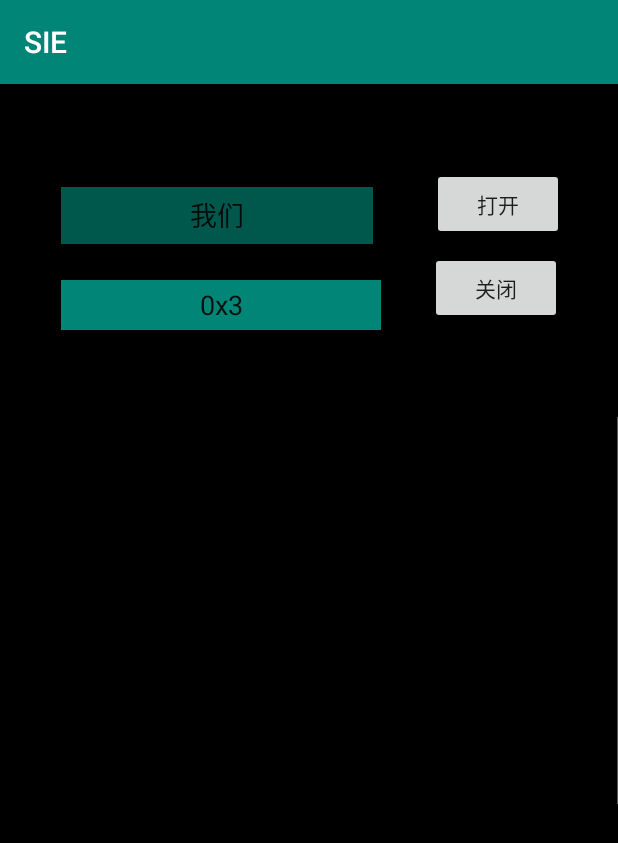
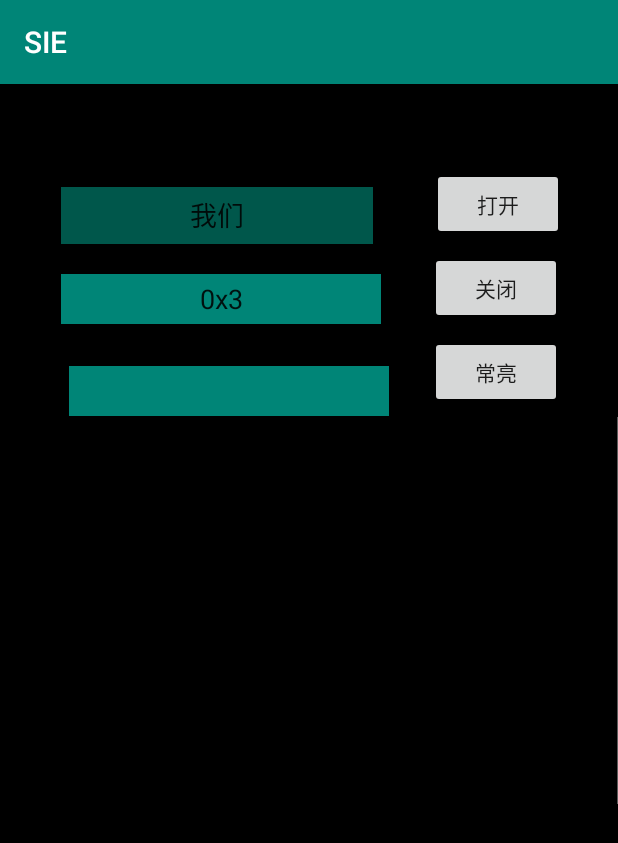
Before and after one commit to KongoHuster/SIE_SeedClass, an Android app: the screen it shows after launch (MainActivity), after a tap on "测试", on a phone screen of 412 x 824 dp. Shown: the top 843 px of the screen. Run offline under Robolectric (Android 15) with nearby library versions, the phone set to English and light mode, and no system bars; 2 other taps on this screen came first.

Commit message:
添加快速闪光灯

```diff
--- a/app/src/main/java/e/yizii/sie/MainActivity.java
+++ b/app/src/main/java/e/yizii/sie/MainActivity.java
@@ -2,6 +2,7 @@ package e.yizii.sie;
 
 import android.Manifest;
 import android.content.pm.PackageManager;
+import android.hardware.Camera;
 import android.icu.util.Measure;
 import android.os.Build;
 import android.os.Handler;
@@ -20,28 +21,31 @@ import java.io.IOException;
 import java.util.regex.Matcher;
 import java.util.regex.Pattern;
 
+import javax.crypto.spec.OAEPParameterSpec;
+
 
 public class MainActivity extends AppCompatActivity {
 
     boolean buttonSet = true;
     private static final String TAG = "MainActivity";
-    private Button button1, button2;
+    private Button button1, button2,button3;
     private ImageView imageView;
     private Boolean Stop = false;
     private EditText editText,editText3;
+    private Camera m_Camera;
+    private String Withe = "white";
+    private String Black = "black";
+    private Camera.Parameters mParameters;
+
     @Override
     protected void onCreate(Bundle savedInstanceState) {
         super.onCreate(savedInstanceState);
         setContentView(R.layout.activity_main);
 
         button1 = findViewById(R.id.button);
-        if (Build.VERSION.SDK_INT >= Build.VERSION_CODES.M) {
-            if (checkSelfPermission(Manifest.permission.CAMERA) != PackageManager.PERMISSION_GRANTED) {
-                requestPermissions(new String[] {Manifest.permission.CAMERA}, 1);
-            }
-        }
+        button2 = findViewById(R.id.button2);
+        button3 = findViewById(R.id.button3);
 
-        button2 = findViewById(R.id.button2);
         if (Build.VERSION.SDK_INT >= Build.VERSION_CODES.M) {
             if (checkSelfPermission(Manifest.permission.CAMERA) != PackageManager.PERMISSION_GRANTED) {
                 requestPermissions(new String[] {Manifest.permission.CAMERA}, 1);
@@ -98,9 +102,11 @@ public class MainActivity extends AppCompatActivity {
 
                                 for (int i = 0; i < result.length; i++) {
                                     if (result[i] == true) {
-                                        msgStr[0] = "black";
+                                        msgStr[0] = Withe;
+//                                        OpenCamera();
                                     } else {
-                                        msgStr[0] = "white";
+                                        msgStr[0] = Black;
+//                                        CloseCamera();
                                     }
                                     Message m = mHandler.obtainMessage(1, 1, 1, msgStr[0]);//构造要传递的消息
                                     mHandler.sendMessage(m);//发送消息:系统会自动调用handleMessage方法来处理消息
@@ -120,14 +126,16 @@ public class MainActivity extends AppCompatActivity {
                                         mHandler.removeMessages(0);
                                         if (arr[i][j] == true)
                                         {
-                                            msgStr[0] = "black";
+                                            msgStr[0] = Withe;
+//                                            OpenCamera();
                                         }else {
-                                            msgStr[0] = "white";
+                                            msgStr[0] = Black;
+//                                            CloseCamera();
                                         }
                                         Message m = mHandler.obtainMessage(1, 1, 1, msgStr[0]);//构造要传递的消息
                                         mHandler.sendMessage(m);//发送消息:系统会自动调用handleMessage方法来处理消息
                                         try {
-                                            Thread.sleep(25);
+                                            Thread.sleep(50);
                                         } catch (InterruptedException e) {
                                             e.printStackTrace();
                                         }
@@ -141,14 +149,16 @@ public class MainActivity extends AppCompatActivity {
 
                                 for (int i = 0; i < result.length; i++) {
                                     if (result[i] == true) {
-                                        msgStr[0] = "black";
+                                        msgStr[0] = Withe;
+//                                        OpenCamera();
                                     } else {
-                                        msgStr[0] = "white";
+                                        msgStr[0] = Black;
+//                                        CloseCamera();
                                     }
                                     Message m = mHandler.obtainMessage(1, 1, 1, msgStr[0]);//构造要传递的消息
                                     mHandler.sendMessage(m);//发送消息:系统会自动调用handleMessage方法来处理消息
                                     try {
-                                        Thread.sleep(200);
+                                        Thread.sleep(50);
                                     } catch (InterruptedException e) {
                                         e.printStackTrace();
                                     }
@@ -163,8 +173,8 @@ public class MainActivity extends AppCompatActivity {
                     }
 
                 }else {
-
                     button1.setText("打开");
+//                    CloseCamera();
                     imageView.setVisibility(View.INVISIBLE);
                     buttonSet = true;
                     Stop = true;
@@ -192,6 +202,7 @@ public class MainActivity extends AppCompatActivity {
                             buttonSet = false;
 
                             int texthead = 0x55;
+                            OpenCameraTure();
                             boolean[] result = hexToBool(texthead);
                             mHandler.removeMessages(0);
                             textHandler.removeMessages(0);
@@ -200,9 +211,12 @@ public class MainActivity extends AppCompatActivity {
 
                             for (int i = 0; i < result.length; i++) {
                                 if (result[i] == true) {
-                                    msgStr[0] = "black";
+//                                    OpenCameraTure();
+                                    OpenCamera();
+                                    msgStr[0] = Withe;
                                 } else {
-                                    msgStr[0] = "white";
+                                    msgStr[0] = Black;
+                                    CloseCamera();
                                 }
                                 Message m = mHandler.obtainMessage(1, 1, 1, msgStr[0]);//构造要传递的消息
                                 mHandler.sendMessage(m);//发送消息:系统会自动调用handleMessage方法来处理消息
@@ -224,9 +238,13 @@ public class MainActivity extends AppCompatActivity {
 
                                     for (int i = 0; i < result.length; i++) {
                                         if (result[i] == true) {
-                                            msgStr[0] = "black";
+                                            msgStr[0] = Withe;
+//                                            OpenCameraTure();
+
+                                            OpenCamera();
                                         } else {
-                                            msgStr[0] = "white";
+                                            msgStr[0] = Black;
+                                            CloseCamera();
                                         }
                                         Message m = mHandler.obtainMessage(1, 1, 1, msgStr[0]);//构造要传递的消息
                                         mHandler.sendMessage(m);//发送消息:系统会自动调用handleMessage方法来处理消息
@@ -252,9 +270,11 @@ public class MainActivity extends AppCompatActivity {
 
                             for (int i = 0; i < result.length; i++) {
                                 if (result[i] == true) {
-                                    msgStr[0] = "black";
+                                    msgStr[0] = Withe;
+                                    OpenCamera();
                                 } else {
-                                    msgStr[0] = "white";
+                                    msgStr[0] = Black;
+                                    CloseCamera();
                                 }
                                 Message m = mHandler.obtainMessage(1, 1, 1, msgStr[0]);//构造要传递的消息
                                 mHandler.sendMessage(m);//发送消息:系统会自动调用handleMessage方法来处理消息
@@ -274,6 +294,7 @@ public class MainActivity extends AppCompatActivity {
                 }else {
                     button2.setText("测试");
                     imageView.setVisibility(View.INVISIBLE);
+                    CloseCameraTure();
                     textHandler.removeMessages(0);
                     Message message = textHandler.obtainMessage(1, 1, 1, "0x0");
                     textHandler.sendMessage(message);
@@ -283,6 +304,41 @@ public class MainActivity extends AppCompatActivity {
             }
         });
 
+        button3.setOnClickListener(new View.OnClickListener() {
+            public void onClick(View v) {
+                    Looper looper = Looper.myLooper();//取得当前线程里的looper
+                    final MyHandler mHandler = new MyHandler(looper);//构造一个handler使之可与looper通信
+                    final textHandler textHandler = new textHandler(looper);//构造一个handler使之可与looper通信
+                    if (buttonSet == true) {
+                        button3.setText("关闭");
+                        imageView.setVisibility(View.VISIBLE);
+                        final String[] msgStr = {""};
+                        mHandler.removeMessages(0);
+                        textHandler.removeMessages(0);
+                        Message message = textHandler.obtainMessage(1, 1, 1, "0x" + Integer.toHexString(0x01));
+                        textHandler.sendMessage(message);
+
+//                        OpenCameraTure();
+                        OpenCamera();
+
+                        msgStr[0] = Withe;
+                        Message m = mHandler.obtainMessage(1, 1, 1, msgStr[0]);//构造要传递的消息
+                        mHandler.sendMessage(m);
+                        buttonSet = false;
+
+                    }else {
+                        button3.setText("常亮");
+                        imageView.setVisibility(View.INVISIBLE);
+//                        CloseCamera();
+                        textHandler.removeMessages(0);
+                        Message message = textHandler.obtainMessage(1, 1, 1, "0x0");
+                        textHandler.sendMessage(message);
+                        buttonSet = true;
+                        Stop = true;
+                    }
+            }
+
+        });
 }
 
     private class MyHandler extends Handler{
@@ -293,7 +349,7 @@ public class MainActivity extends AppCompatActivity {
         @Override
         public void handleMessage(Message msg) {//处理消息
          Log.d(TAG, "handleMessage: ");
-         if (msg.obj.toString().equals("black"))
+         if (msg.obj.toString().equals(Withe))
          {
              imageView.setImageResource(R.mipmap.withe);
          }else {
@@ -342,4 +398,43 @@ public class MainActivity extends AppCompatActivity {
         return result;
     }
 
+
+    public void OpenCamera() {
+        try{
+//            m_Camera = Camera.open();
+//            Camera.Parameters mParameters;
+//            mParameters = m_Camera.getParameters();
+            mParameters.setFlashMode(Camera.Parameters.FLASH_MODE_TORCH);
+            m_Camera.setParameters(mParameters);
+        } catch(Exception ex){}
+
+
+    }
+
+    public void CloseCamera() {
+        try{
+//            Camera.Parameters mParameters;
+//            mParameters = m_Camera.getParameters();
+            mParameters.setFlashMode(Camera.Parameters.FLASH_MODE_OFF);
+            m_Camera.setParameters(mParameters);
+//            m_Camera.release();
+        } catch(Exception ex){}
+    }
+
+    public void OpenCameraTure()
+    {
+        try{
+            m_Camera = Camera.open();
+            mParameters = m_Camera.getParameters();
+
+        } catch(Exception ex){}
+    }
+
+    public void CloseCameraTure()
+    {
+        try{
+            m_Camera.release();
+
+        } catch(Exception ex){}
+    }
 }
--- a/app/src/main/res/layout/activity_main.xml
+++ b/app/src/main/res/layout/activity_main.xml
@@ -74,13 +74,31 @@
         tools:ignore="MissingConstraints"
         tools:layout_editor_absoluteX="0dp" />
 
+    <Button
+        android:id="@+id/button3"
+        android:layout_width="wrap_content"
+        android:layout_height="wrap_content"
+        android:layout_marginStart="8dp"
+        android:layout_marginLeft="8dp"
+        android:layout_marginTop="8dp"
+        android:layout_marginEnd="8dp"
+        android:layout_marginRight="8dp"
+        android:layout_marginBottom="8dp"
+        android:text="常亮"
+        app:layout_constraintBottom_toBottomOf="parent"
+        app:layout_constraintEnd_toEndOf="parent"
+        app:layout_constraintHorizontal_bias="0.451"
+        app:layout_constraintStart_toEndOf="@+id/editText3"
+        app:layout_constraintTop_toBottomOf="@+id/button2"
+        app:layout_constraintVertical_bias="0.0" />
+
     <EditText
         android:id="@+id/editText3"
         android:layout_width="213dp"
         android:layout_height="33dp"
         android:layout_marginStart="8dp"
         android:layout_marginLeft="8dp"
-        android:layout_marginTop="24dp"
+        android:layout_marginTop="20dp"
         android:layout_marginEnd="8dp"
         android:layout_marginRight="8dp"
         android:background="@color/colorPrimary"
@@ -93,5 +111,24 @@
         app:layout_constraintStart_toStartOf="parent"
         app:layout_constraintTop_toBottomOf="@+id/editText2" />
 
+    <EditText
+        android:id="@+id/editText"
+        android:layout_width="213dp"
+        android:layout_height="33dp"
+        android:layout_marginStart="8dp"
+        android:layout_marginLeft="8dp"
+        android:layout_marginTop="28dp"
+        android:layout_marginEnd="8dp"
+        android:layout_marginRight="8dp"
+        android:background="@color/colorPrimary"
+        android:ems="10"
+        android:inputType="textPersonName"
+        android:text=""
+        android:textAlignment="center"
+        app:layout_constraintEnd_toStartOf="@+id/button3"
+        app:layout_constraintHorizontal_bias="0.666"
+        app:layout_constraintStart_toStartOf="parent"
+        app:layout_constraintTop_toBottomOf="@+id/editText3" />
+
 
 </android.support.constraint.ConstraintLayout>
```
